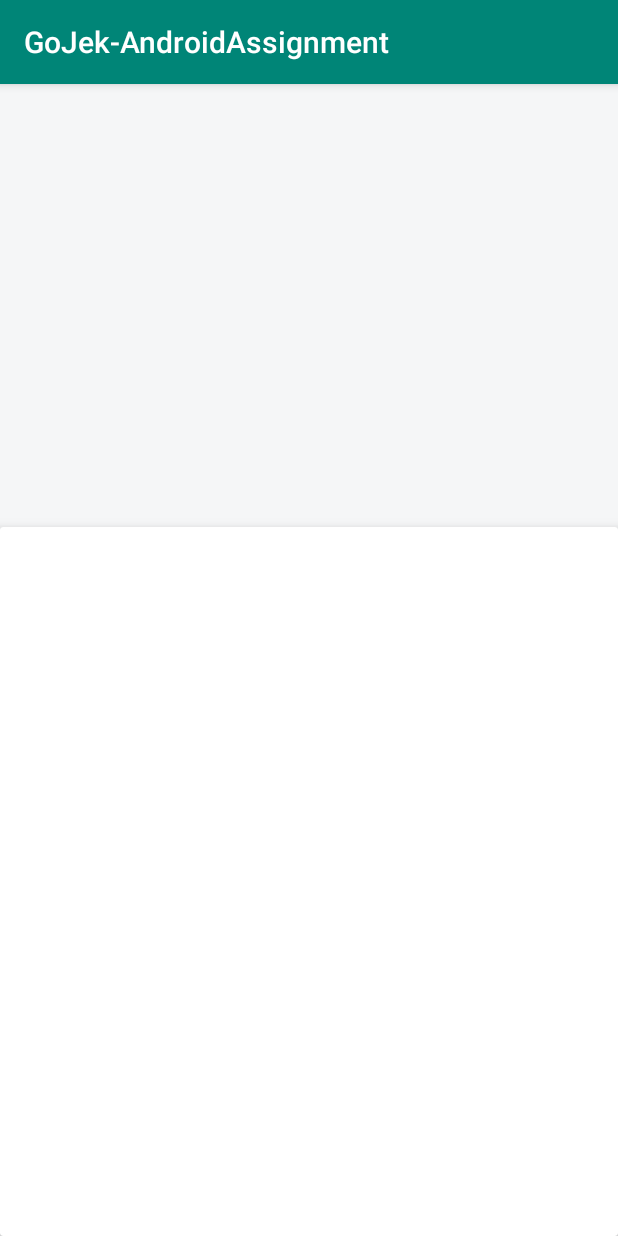
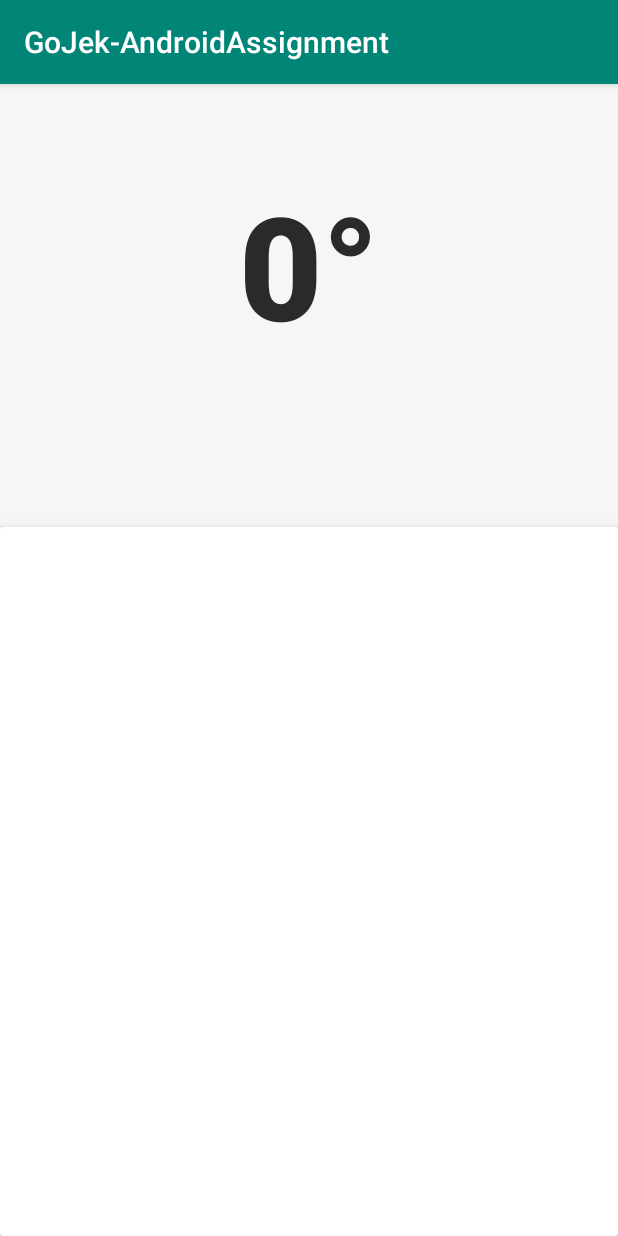
Before and after one commit to akul1994/GoJek-AndroidAssignment, an Android app: the fragment WeatherInfoFragment placed in its activity, on a phone screen of 412 x 824 dp. Run offline under Robolectric (Android 15) with nearby library versions, the phone set to English and light mode, and no system bars; our stand-ins replace data binding; 2 statements that could not run were skipped.

```diff
--- a/app/src/main/java/gojek/assignment/com/gojek_androidassignment/MainActivity.kt
+++ b/app/src/main/java/gojek/assignment/com/gojek_androidassignment/MainActivity.kt
@@ -4,18 +4,15 @@ import android.Manifest
 import android.content.pm.PackageManager
 import androidx.lifecycle.Observer
 import androidx.lifecycle.ViewModelProviders
-import androidx.databinding.DataBindingUtil.setContentView
 import androidx.appcompat.app.AppCompatActivity
 import android.os.Bundle
 import androidx.fragment.app.Fragment
 import androidx.fragment.app.FragmentManager
 import androidx.fragment.app.FragmentTransaction
-import android.text.TextUtils.replace
 import android.view.View
 import gojek.assignment.com.gojek_androidassignment.fragments.WeatherInfoFragment
 import gojek.assignment.com.gojek_androidassignment.viewmodels.MainWeatherViewModel
 import gojek.assignment.com.gojek_androidassignment.models.ApiResponse
-import gojek.assignment.com.gojek_androidassignment.repository.MainRepository
 import kotlinx.android.synthetic.main.activity_main.*
 import phonepe.interview.com.dunzo.utils.constants
 import android.view.animation.LinearInterpolator
@@ -124,26 +121,28 @@ class MainActivity : AppCompatActivity() {
 
     private val REQ_CODE_PERMISSIONS = 101
 
-    fun checkAndAskPermission()
-    {
+    private fun checkAndAskPermission() {
         if (ContextCompat.checkSelfPermission(
-                getApplication(),
+                this,
                 android.Manifest.permission.ACCESS_FINE_LOCATION
             ) != PackageManager.PERMISSION_GRANTED
-        )
-        {
-            ActivityCompat.requestPermissions(this,
+        ) {
+            ActivityCompat.requestPermissions(
+                this,
                 arrayOf(Manifest.permission.ACCESS_FINE_LOCATION),
-                REQ_CODE_PERMISSIONS)
+                REQ_CODE_PERMISSIONS
+            )
         }
     }
 
-    override fun onRequestPermissionsResult(requestCode: Int,
-                                            permissions: Array<String>, grantResults: IntArray) {
+    override fun onRequestPermissionsResult(
+        requestCode: Int,
+        permissions: Array<String>, grantResults: IntArray
+    ) {
         when (requestCode) {
-           REQ_CODE_PERMISSIONS-> {
+            REQ_CODE_PERMISSIONS -> {
                 if ((grantResults.isNotEmpty() && grantResults[0] == PackageManager.PERMISSION_GRANTED)) {
-                  weatherViewModel.fetchLocation()
+                    weatherViewModel.fetchLocation()
                 } else {
                     // permission denied, boo! Disable the
                     // functionality that depends on this permission.
--- a/app/src/main/java/gojek/assignment/com/gojek_androidassignment/models/CurrentWeatherModel.kt
+++ b/app/src/main/java/gojek/assignment/com/gojek_androidassignment/models/CurrentWeatherModel.kt
@@ -3,4 +3,4 @@ package gojek.assignment.com.gojek_androidassignment.models
 /**
  * Created by Akul Aggarwal on 01/08/19.
  */
-data class CurrentWeatherModel(var last_updated_epoch : Long, var temp_c : String,var wind_kph : String, var feelslike_c : String)
+data class CurrentWeatherModel(var last_updated_epoch : Long, var temp_c : Int,var wind_kph : String, var feelslike_c : String)
--- a/app/src/main/res/layout/fragment_weather_info.xml
+++ b/app/src/main/res/layout/fragment_weather_info.xml
@@ -19,12 +19,12 @@
                 android:layout_height="wrap_content"
                 app:layout_constraintTop_toTopOf="parent"
                 android:textSize="96sp"
-                tools:text="20"
+                tools:text= "50&#xb0;"
                 android:fontFamily="sans-serif-black"
                 android:layout_centerHorizontal="true"
                 android:id="@+id/textCurrentWeather"
                 android:textColor="@color/text_color_main"
-                android:text="@{viewModel.responseModel.weatherResponseModel.current.temp_c}"
+                android:text= "@{String.format(@string/text_degree, Integer.toString(viewModel.responseModel.weatherResponseModel.current.temp_c))}"
         />
 
         <TextView android:layout_width="wrap_content" android:layout_height="wrap_content"
--- a/app/src/main/res/layout/row_forecast.xml
+++ b/app/src/main/res/layout/row_forecast.xml
@@ -5,7 +5,6 @@
 >
     <data>
         <variable name="model" type="gojek.assignment.com.gojek_androidassignment.models.ForecastDayModel"/>
-
     </data>
 <androidx.constraintlayout.widget.ConstraintLayout
                                              android:layout_width="match_parent"
@@ -21,7 +20,7 @@
               android:textSize="16sp"
               android:fontFamily="sans-serif"
               android:id="@+id/textDay"
-              android:text="@{model.date}"
+              app:dayText="@{model.date_epoch}"
     />
 
     <TextView android:layout_width="wrap_content" android:layout_height="wrap_content"
@@ -30,7 +29,7 @@
               android:textSize="16sp"
               android:fontFamily="sans-serif"
               app:layout_constraintRight_toRightOf="parent"
-              android:text="@{model.day.avgtemp_c}"
+              android:text= "@{String.format(@string/text_c, model.day.avgtemp_c)}"
               android:id="@+id/textTemparature"
     />
 
--- a/app/src/main/res/values/strings.xml
+++ b/app/src/main/res/values/strings.xml
@@ -8,4 +8,7 @@
 
     <string name="something_wrong">Something went wrong at our end!</string>
     <string name="retry">RETRY</string>
+
+    <string name="text_c">%s C</string>
+    <string name="text_degree">%s&#xb0;</string>
 </resources>
```
Also changed, not shown: app/src/main/java/gojek/assignment/com/gojek_androidassignment/utils/BindingUtils.kt (added, +31 -0 lines).
